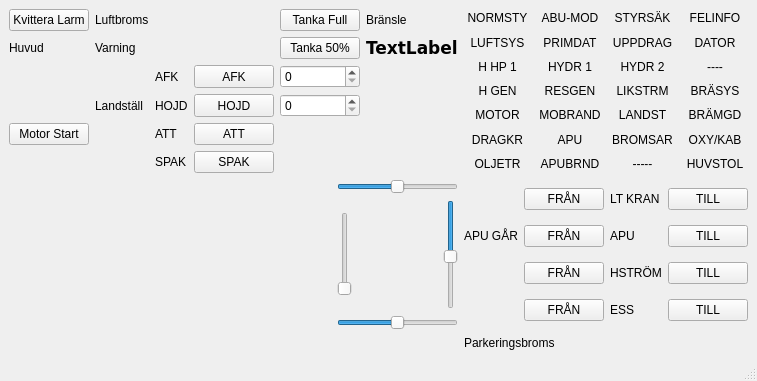
f11museum/JAS-IS-Cockpit, file ui/main.ui: the form before one commit.
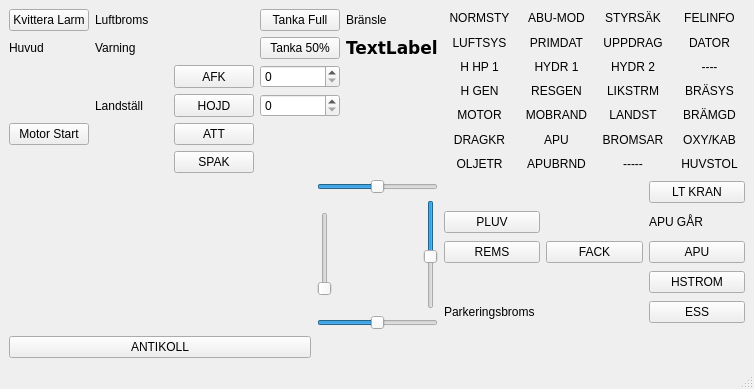
The form after the commit.

Commit message: finare knappar

Patch:
```diff
--- a/ui/main.ui
+++ b/ui/main.ui
@@ -7,7 +7,7 @@
     <x>0</x>
     <y>0</y>
     <width>754</width>
-    <height>381</height>
+    <height>389</height>
    </rect>
   </property>
   <property name="windowTitle">
@@ -301,108 +301,69 @@
     </item>
     <item row="2" column="2">
      <layout class="QGridLayout" name="gridLayout_3">
-      <item row="1" column="3">
-       <widget class="QLabel" name="buttonlamp_apu">
-        <property name="text">
-         <string>APU</string>
-        </property>
-       </widget>
-      </item>
-      <item row="1" column="0">
-       <widget class="QLabel" name="lamps_apu_gar">
-        <property name="text">
-         <string>APU GÅR</string>
-        </property>
-       </widget>
-      </item>
-      <item row="2" column="1">
-       <widget class="QPushButton" name="button_hstrom_off">
-        <property name="text">
-         <string>FRÅN</string>
-        </property>
-       </widget>
-      </item>
-      <item row="2" column="3">
-       <widget class="QLabel" name="buttonlamp_hstrom">
-        <property name="text">
-         <string>HSTRÖM</string>
-        </property>
-       </widget>
-      </item>
-      <item row="0" column="3">
-       <widget class="QLabel" name="buttonlamp_lt_kran">
-        <property name="text">
-         <string>LT KRAN</string>
-        </property>
-       </widget>
-      </item>
-      <item row="1" column="1">
-       <widget class="QPushButton" name="button_apu_off">
-        <property name="text">
-         <string>FRÅN</string>
-        </property>
-       </widget>
-      </item>
-      <item row="1" column="4">
-       <widget class="QPushButton" name="button_apu_on">
-        <property name="text">
-         <string>TILL</string>
-        </property>
-       </widget>
-      </item>
-      <item row="2" column="4">
+      <item row="3" column="2">
        <widget class="QPushButton" name="button_hstrom_on">
         <property name="text">
-         <string>TILL</string>
+         <string>HSTROM</string>
         </property>
        </widget>
       </item>
-      <item row="0" column="1">
-       <widget class="QPushButton" name="button_lt_kran_off">
-        <property name="text">
-         <string>FRÅN</string>
-        </property>
-       </widget>
-      </item>
-      <item row="0" column="4">
-       <widget class="QPushButton" name="button_lt_kran_on">
-        <property name="text">
-         <string>TILL</string>
-        </property>
-       </widget>
-      </item>
-      <item row="3" column="3">
-       <widget class="QLabel" name="buttonlamp_ess">
-        <property name="text">
-         <string>ESS</string>
-        </property>
-       </widget>
-      </item>
-      <item row="3" column="1">
-       <widget class="QPushButton" name="button_ess_off">
-        <property name="text">
-         <string>FRÅN</string>
-        </property>
-       </widget>
-      </item>
-      <item row="3" column="4">
+      <item row="4" column="2">
        <widget class="QPushButton" name="button_ess_on">
         <property name="text">
-         <string>TILL</string>
+         <string>ESS</string>
         </property>
        </widget>
       </item>
-     </layout>
-    </item>
-    <item row="5" column="2">
-     <layout class="QGridLayout" name="gridLayout_6">
-      <item row="0" column="0">
+      <item row="2" column="2">
+       <widget class="QPushButton" name="button_apu_on">
+        <property name="text">
+         <string>APU</string>
+        </property>
+       </widget>
+      </item>
+      <item row="0" column="2">
+       <widget class="QPushButton" name="button_lt_kran_on">
+        <property name="text">
+         <string>LT KRAN</string>
+        </property>
+       </widget>
+      </item>
+      <item row="1" column="2">
+       <widget class="QLabel" name="lamps_apu_gar">
+        <property name="text">
+         <string>APU GÅR</string>
+        </property>
+       </widget>
+      </item>
+      <item row="4" column="0">
        <widget class="QLabel" name="lamps_park">
         <property name="text">
          <string>Parkeringsbroms</string>
         </property>
        </widget>
       </item>
+      <item row="2" column="0">
+       <widget class="QPushButton" name="mot_rems">
+        <property name="text">
+         <string>REMS</string>
+        </property>
+       </widget>
+      </item>
+      <item row="2" column="1">
+       <widget class="QPushButton" name="mot_fack">
+        <property name="text">
+         <string>FACK</string>
+        </property>
+       </widget>
+      </item>
+      <item row="1" column="0">
+       <widget class="QPushButton" name="dap_button_pluv">
+        <property name="text">
+         <string>PLUV</string>
+        </property>
+       </widget>
+      </item>
      </layout>
     </item>
     <item row="2" column="1">
@@ -485,17 +446,39 @@
     </item>
     <item row="0" column="0" colspan="2">
      <layout class="QGridLayout" name="gridLayout">
-      <item row="4" column="3">
-       <widget class="QLabel" name="lamps_att">
+      <item row="3" column="3">
+       <widget class="QPushButton" name="button_hojd">
+        <property name="sizePolicy">
+         <sizepolicy hsizetype="Minimum" vsizetype="Minimum">
+          <horstretch>0</horstretch>
+          <verstretch>0</verstretch>
+         </sizepolicy>
+        </property>
         <property name="text">
-         <string>ATT</string>
+         <string>HOJD</string>
         </property>
        </widget>
       </item>
-      <item row="1" column="1">
-       <widget class="QLabel" name="lamps_master2">
+      <item row="3" column="4">
+       <widget class="QSpinBox" name="auto_hojd_text">
+        <property name="maximum">
+         <number>30000</number>
+        </property>
+        <property name="singleStep">
+         <number>10</number>
+        </property>
+       </widget>
+      </item>
+      <item row="5" column="3">
+       <widget class="QPushButton" name="button_spak">
+        <property name="sizePolicy">
+         <sizepolicy hsizetype="Minimum" vsizetype="Minimum">
+          <horstretch>0</horstretch>
+          <verstretch>0</verstretch>
+         </sizepolicy>
+        </property>
         <property name="text">
-         <string>Varning</string>
+         <string>SPAK</string>
         </property>
        </widget>
       </item>
@@ -506,23 +489,10 @@
         </property>
        </widget>
       </item>
-      <item row="1" column="0">
-       <widget class="QLabel" name="lamps_master1">
+      <item row="0" column="4">
+       <widget class="QPushButton" name="button_tanka">
         <property name="text">
-         <string>Huvud</string>
-        </property>
-       </widget>
-      </item>
-      <item row="4" column="4">
-       <widget class="QPushButton" name="button_att">
-        <property name="sizePolicy">
-         <sizepolicy hsizetype="Minimum" vsizetype="Minimum">
-          <horstretch>0</horstretch>
-          <verstretch>0</verstretch>
-         </sizepolicy>
-        </property>
-        <property name="text">
-         <string>ATT</string>
+         <string>Tanka Full</string>
         </property>
        </widget>
       </item>
@@ -533,101 +503,42 @@
         </property>
        </widget>
       </item>
-      <item row="2" column="4">
-       <widget class="QPushButton" name="button_afk">
-        <property name="sizePolicy">
-         <sizepolicy hsizetype="Minimum" vsizetype="Minimum">
-          <horstretch>0</horstretch>
-          <verstretch>0</verstretch>
-         </sizepolicy>
-        </property>
-        <property name="text">
-         <string>AFK</string>
-        </property>
-       </widget>
-      </item>
-      <item row="5" column="4">
-       <widget class="QPushButton" name="button_spak">
-        <property name="sizePolicy">
-         <sizepolicy hsizetype="Minimum" vsizetype="Minimum">
-          <horstretch>0</horstretch>
-          <verstretch>0</verstretch>
-         </sizepolicy>
-        </property>
-        <property name="text">
-         <string>SPAK</string>
-        </property>
-       </widget>
-      </item>
-      <item row="0" column="1">
-       <widget class="QLabel" name="lamps_airbrake">
-        <property name="text">
-         <string>Luftbroms</string>
-        </property>
-       </widget>
-      </item>
-      <item row="2" column="3">
-       <widget class="QLabel" name="lamps_afk">
-        <property name="accessibleName">
-         <string>JAS/lamps/hojd</string>
-        </property>
-        <property name="text">
-         <string>AFK</string>
-        </property>
-       </widget>
-      </item>
       <item row="0" column="5">
-       <widget class="QPushButton" name="button_tanka">
-        <property name="text">
-         <string>Tanka Full</string>
-        </property>
-       </widget>
-      </item>
-      <item row="4" column="0">
-       <widget class="QPushButton" name="button_start">
-        <property name="text">
-         <string>Motor Start</string>
-        </property>
-       </widget>
-      </item>
-      <item row="5" column="3">
-       <widget class="QLabel" name="lamps_spak">
-        <property name="text">
-         <string>SPAK</string>
-        </property>
-       </widget>
-      </item>
-      <item row="3" column="4">
-       <widget class="QPushButton" name="button_hojd">
-        <property name="sizePolicy">
-         <sizepolicy hsizetype="Minimum" vsizetype="Minimum">
-          <horstretch>0</horstretch>
-          <verstretch>0</verstretch>
-         </sizepolicy>
-        </property>
-        <property name="text">
-         <string>HOJD</string>
-        </property>
-       </widget>
-      </item>
-      <item row="3" column="3">
-       <widget class="QLabel" name="lamps_hojd">
-        <property name="accessibleName">
-         <string>JAS/lamps/hojd</string>
-        </property>
-        <property name="text">
-         <string>HOJD</string>
-        </property>
-       </widget>
-      </item>
-      <item row="0" column="6">
        <widget class="QLabel" name="label">
         <property name="text">
          <string>Bränsle</string>
         </property>
        </widget>
       </item>
-      <item row="1" column="6">
+      <item row="1" column="4">
+       <widget class="QPushButton" name="button_tanka_50">
+        <property name="text">
+         <string>Tanka 50%</string>
+        </property>
+       </widget>
+      </item>
+      <item row="2" column="4">
+       <widget class="QSpinBox" name="auto_afk_text">
+        <property name="maximum">
+         <number>3000</number>
+        </property>
+       </widget>
+      </item>
+      <item row="0" column="1">
+       <widget class="QLabel" name="lamps_airbrake">
+        <property name="text">
+         <string>Luftbroms</string>
+        </property>
+       </widget>
+      </item>
+      <item row="1" column="0">
+       <widget class="QLabel" name="lamps_master1">
+        <property name="text">
+         <string>Huvud</string>
+        </property>
+       </widget>
+      </item>
+      <item row="1" column="5">
        <widget class="QLabel" name="text_fuel">
         <property name="font">
          <font>
@@ -642,22 +553,56 @@
         </property>
        </widget>
       </item>
-      <item row="1" column="5">
-       <widget class="QPushButton" name="button_tanka_50">
+      <item row="1" column="1">
+       <widget class="QLabel" name="lamps_master2">
         <property name="text">
-         <string>Tanka 50%</string>
+         <string>Varning</string>
         </property>
        </widget>
       </item>
-      <item row="2" column="5">
-       <widget class="QSpinBox" name="auto_afk_text">
-        <property name="maximum">
-         <number>3000</number>
+      <item row="2" column="3">
+       <widget class="QPushButton" name="button_afk">
+        <property name="sizePolicy">
+         <sizepolicy hsizetype="Minimum" vsizetype="Minimum">
+          <horstretch>0</horstretch>
+          <verstretch>0</verstretch>
+         </sizepolicy>
         </property>
+        <property name="text">
+         <string>AFK</string>
+        </property>
        </widget>
       </item>
-      <item row="3" column="5">
-       <widget class="QSpinBox" name="auto_hojd_text"/>
+      <item row="4" column="3">
+       <widget class="QPushButton" name="button_att">
+        <property name="sizePolicy">
+         <sizepolicy hsizetype="Minimum" vsizetype="Minimum">
+          <horstretch>0</horstretch>
+          <verstretch>0</verstretch>
+         </sizepolicy>
+        </property>
+        <property name="text">
+         <string>ATT</string>
+        </property>
+       </widget>
+      </item>
+      <item row="4" column="0">
+       <widget class="QPushButton" name="button_start">
+        <property name="text">
+         <string>Motor Start</string>
+        </property>
+       </widget>
+      </item>
+     </layout>
+    </item>
+    <item row="5" column="0">
+     <layout class="QGridLayout" name="gridLayout_7">
+      <item row="0" column="0">
+       <widget class="QPushButton" name="buttonlamp_antikoll">
+        <property name="text">
+         <string>ANTIKOLL</string>
+        </property>
+       </widget>
       </item>
      </layout>
     </item>
```
Left out of the diff: 3 changed lines with no effect on the pictures. The commit also changes 1 other file.
